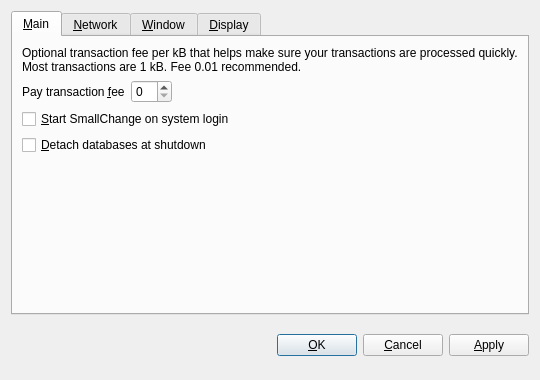
Old version of the form src/qt/forms/optionsdialog.ui in the repository MahatmaJapa/TempleCoin.
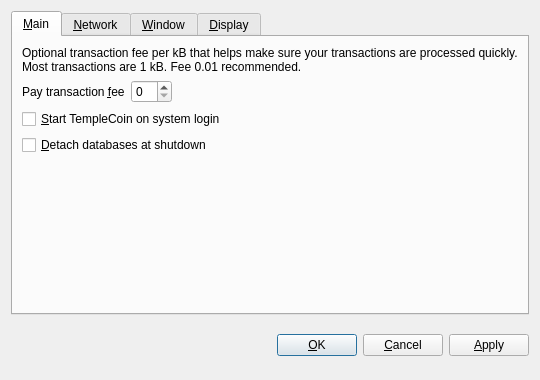
New version of the form. The open tabs and pages were chosen to show the change. Custom widgets are drawn as their Qt base class.

The edit to the form file:
```diff
--- a/src/qt/forms/optionsdialog.ui
+++ b/src/qt/forms/optionsdialog.ui
@@ -82,7 +82,7 @@
           <string>Automatically start SmallChange after logging in to the system.</string>
          </property>
          <property name="text">
-          <string>&amp;Start SmallChange on system login</string>
+          <string>&amp;Start TempleCoin on system login</string>
          </property>
         </widget>
        </item>
```
Left out of the diff: 10 changed lines with no effect on the pictures.
